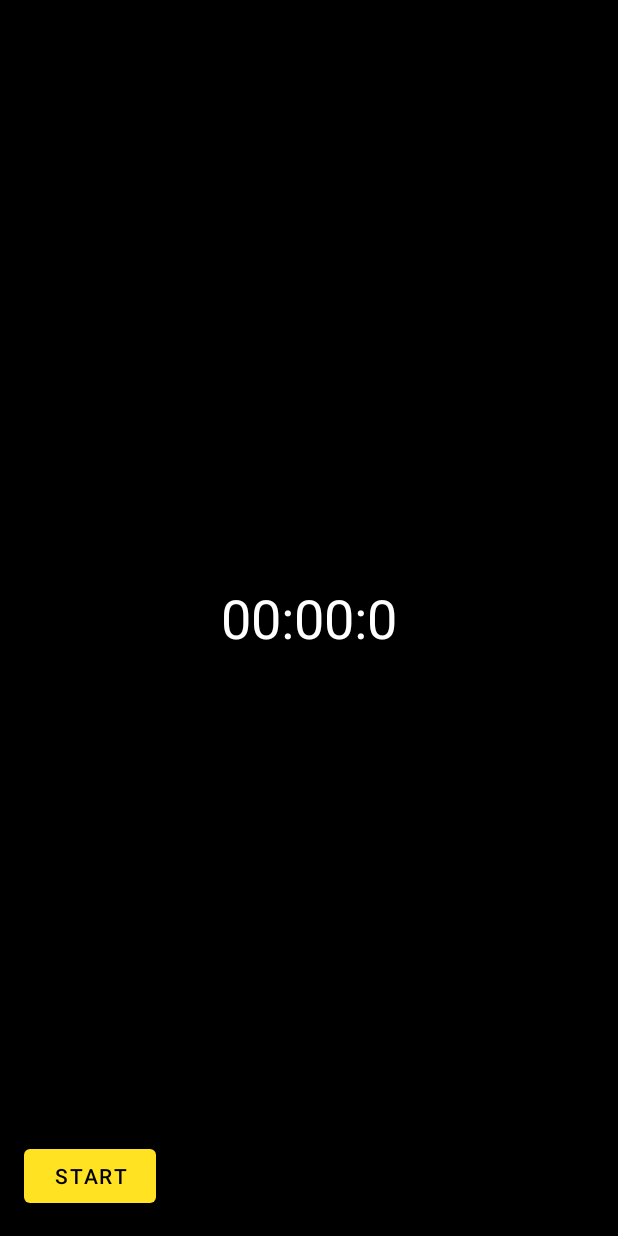
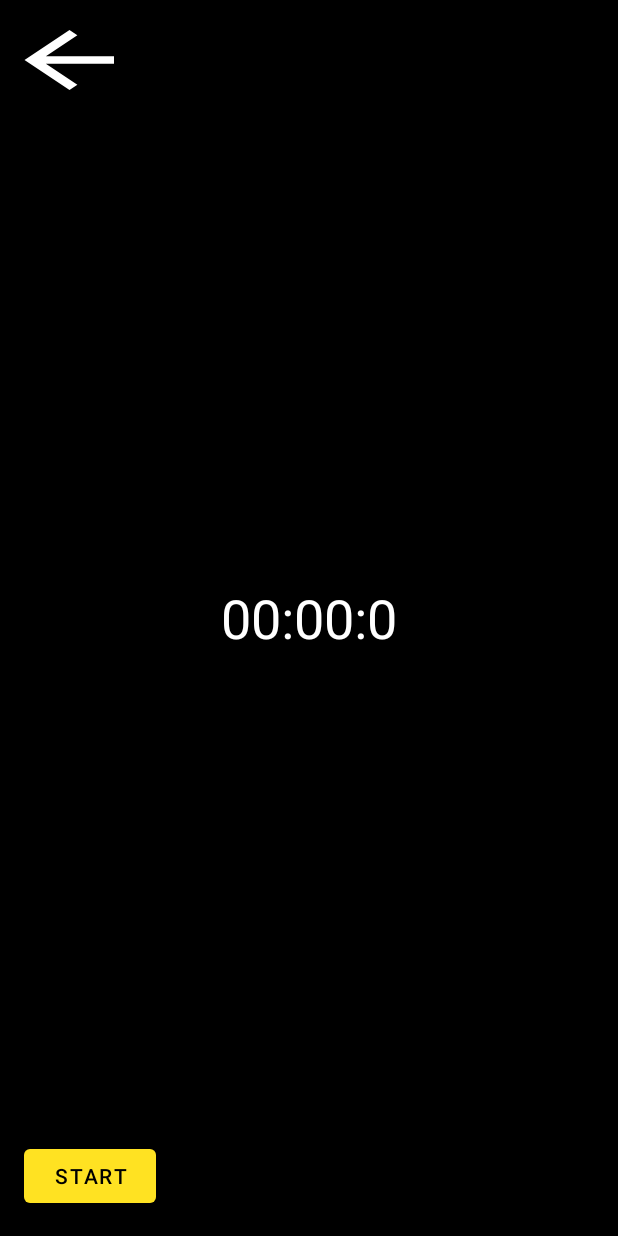
Before and after one commit to Likelysphinx707/RaceStats, an Android app: the LapTimerActivity screen opened directly, with no data from a screen before it, on a phone screen of 412 x 824 dp. Run offline under Robolectric (Android 15) with nearby library versions, the phone set to English and light mode, and no system bars.

Commit message:
Updated and fixed some bugs with laptimer

```diff
--- a/app/src/main/java/com/example/racestats/LapTimerActivity.java
+++ b/app/src/main/java/com/example/racestats/LapTimerActivity.java
@@ -1,16 +1,24 @@
 package com.example.racestats;
 
+import android.animation.AnimatorSet;
+import android.animation.ObjectAnimator;
+import android.content.Intent;
 import android.database.sqlite.SQLiteDatabase;
+import android.graphics.drawable.Drawable;
 import android.location.Location;
 import android.location.LocationManager;
 import android.os.Bundle;
 import android.os.Handler;
 import android.os.SystemClock;
 import android.view.View;
+import android.view.Window;
+import android.view.WindowManager;
 import android.widget.Button;
+import android.widget.ImageView;
 import android.widget.TextView;
 
 import androidx.appcompat.app.AppCompatActivity;
+import androidx.vectordrawable.graphics.drawable.VectorDrawableCompat;
 
 import java.util.List;
 
@@ -39,10 +47,22 @@ public class LapTimerActivity extends AppCompatActivity {
     private Handler handler;
     private Runnable updateTimerRunnable;
 
+    private ImageView backbutton;
+
     @Override
     protected void onCreate(Bundle savedInstanceState) {
         super.onCreate(savedInstanceState);
+
+        // Set the activity to fullscreen
+        requestWindowFeature(Window.FEATURE_NO_TITLE);
+        getWindow().setFlags(WindowManager.LayoutParams.FLAG_FULLSCREEN, WindowManager.LayoutParams.FLAG_FULLSCREEN);
+
         setContentView(R.layout.laptimer);
+
+        // Hide the navigation bar
+        View decorView = getWindow().getDecorView();
+        int uiOptions = View.SYSTEM_UI_FLAG_HIDE_NAVIGATION | View.SYSTEM_UI_FLAG_FULLSCREEN;
+        decorView.setSystemUiVisibility(uiOptions);
 
         lapTimeTextView = findViewById(R.id.lapTimeTextView);
         startButton = findViewById(R.id.startButton);
@@ -77,12 +97,50 @@ public class LapTimerActivity extends AppCompatActivity {
             public void onClick(View v) {
                 lapTimer.stopTimer();
                 handler.removeCallbacks(updateTimerRunnable); // Stop the timer updates
+
+                // Retrieve the current lap time
+                long currentLapTime = lapTimer.getCurrentLapTime();
+                lapTimes.add(currentLapTime);
+
+                // Save the lap time to the database
+                lapTimer.saveLapTime(currentLapTime);
+
+                // Update the lap time display
                 updateLapTimeDisplay();
+
+                // Display all lap times
                 displayAllLapTimes();
+
                 startButton.setEnabled(true);
                 stopButton.setEnabled(false);
             }
         });
+
+
+        backbutton = findViewById(R.id.backArrow);
+        // Set a click listener for the home icon
+        backbutton.setOnClickListener(new View.OnClickListener() {
+            @Override
+            public void onClick(View v) {
+                // Rotate and change the drawable based on the rotation state
+                ObjectAnimator rotationAnim = ObjectAnimator.ofFloat(backbutton, "rotation", 0f, 335f);
+                ObjectAnimator scaleXAnim = ObjectAnimator.ofFloat(backbutton, "scaleX", 1.0f, 1.0f);
+                ObjectAnimator scaleYAnim = ObjectAnimator.ofFloat(backbutton, "scaleY", 1.0f, 1.0f);
+                AnimatorSet set = new AnimatorSet();
+                set.playTogether(rotationAnim, scaleXAnim, scaleYAnim);
+                set.setDuration(650);
+                set.start();
+
+                // Set the X icon drawable to the ImageView
+                Drawable xIconDrawable = VectorDrawableCompat.create(getResources(), R.drawable.ic_x_icon, getTheme());
+                backbutton.setImageDrawable(xIconDrawable);
+
+                // Move the Intent code inside the OnClickListener block
+                Intent intent = new Intent(LapTimerActivity.this, MainActivity.class);
+                startActivity(intent);
+            }
+        });
+
     }
 
     private void updateLapTimeDisplay() {
@@ -105,5 +163,4 @@ public class LapTimerActivity extends AppCompatActivity {
         long millis = (milliseconds % 1000) / 100; // Extract only the first digit of milliseconds
         return String.format("%02d:%02d:%01d", minutes, seconds, millis);
     }
-
 }
--- a/app/src/main/res/layout/laptimer.xml
+++ b/app/src/main/res/layout/laptimer.xml
@@ -3,6 +3,18 @@
     android:layout_width="match_parent"
     android:layout_height="match_parent"
     android:background="@android:color/black">
+
+    <ImageButton
+        android:id="@+id/backArrow"
+        android:layout_width="60dp"
+        android:layout_height="48dp"
+        android:layout_alignParentTop="true"
+        android:layout_alignParentStart="true"
+        android:layout_marginTop="16dp"
+        android:layout_marginStart="16dp"
+        android:background="?android:attr/selectableItemBackground"
+        android:baselineAlignBottom="false"
+        android:src="@drawable/home_icon" />
 
     <TextView
         android:id="@+id/lapTimeTextView"
@@ -29,7 +41,7 @@
         android:layout_alignParentBottom="true"
         android:layout_alignParentStart="true"
         android:layout_marginBottom="16dp"
-        android:layout_marginEnd="16dp"
+        android:layout_marginStart="16dp"
         android:text="Stop"
         android:enabled="false" />
 
```
Also changed, not shown: app/src/main/java/com/example/racestats/LapTimer.java (+5 -2 lines).
